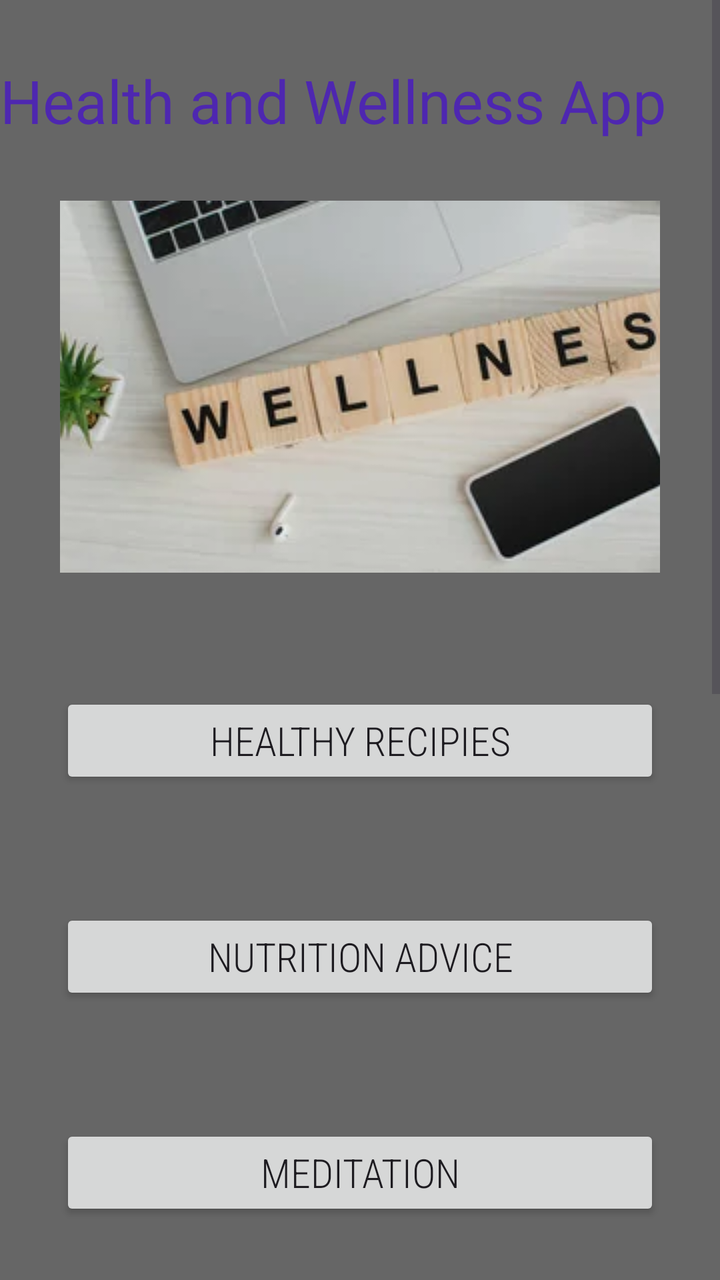
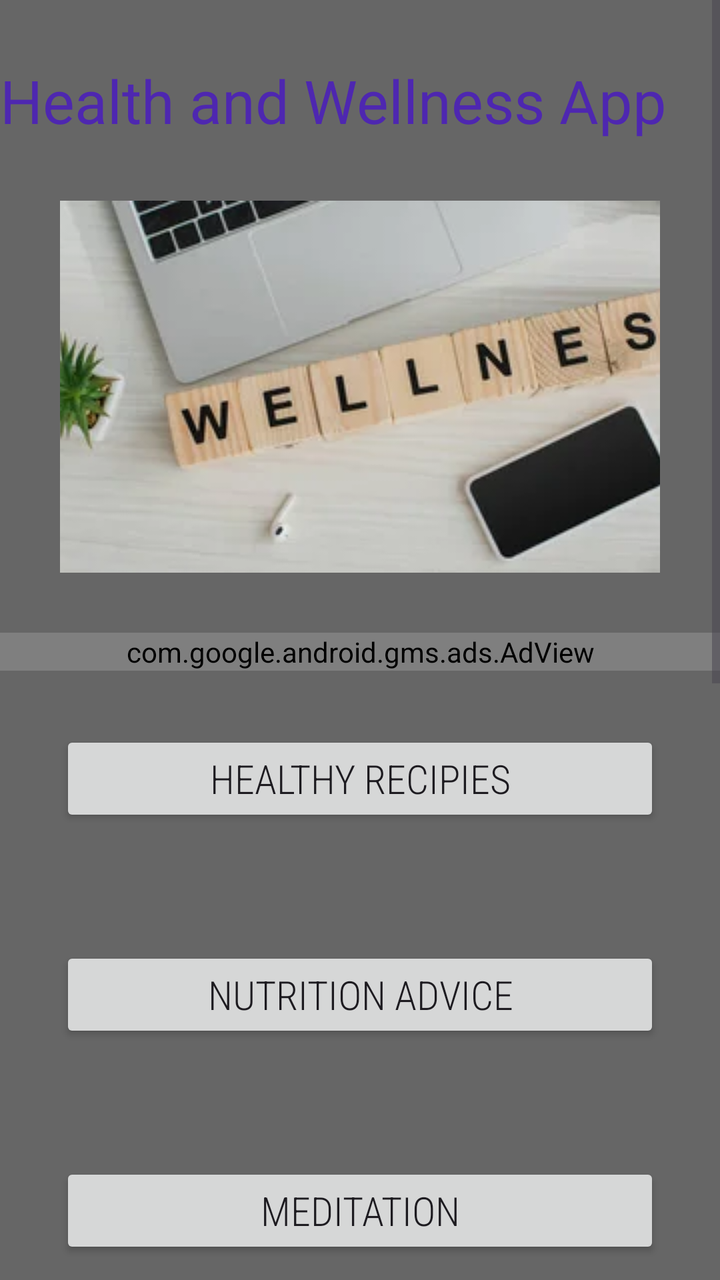

An Android layout rendered at two revisions. The XML below is the earlier revision; the diff shows what the commit changed to produce the second picture.
<!-- AndroidManifest.xml: application theme Theme.Farasi_wellnessApp -->
<!-- res/layout/activity_main.xml -->
<?xml version="1.0" encoding="utf-8"?>
<ScrollView
    xmlns:android="http://schemas.android.com/apk/res/android"
    xmlns:app="http://schemas.android.com/apk/res-auto"
    xmlns:tools="http://schemas.android.com/tools"
    android:id="@+id/main"
    android:layout_width="match_parent"
    android:background="#666"
    android:layout_height="match_parent"
    tools:context=".MainActivity">

    <LinearLayout
        android:layout_width="match_parent"
        android:orientation="vertical"
        android:layout_height="wrap_content">

        <TextView
            android:layout_width="match_parent"
            android:layout_height="wrap_content"
            android:text="Health and Wellness App"
            android:textSize="30sp"
            android:textColor="#4E27B0"
            android:id="@+id/title"
            android:textAlignment="center"
            android:layout_marginTop="30dp"
            />

        <ImageView
            android:layout_width="wrap_content"
            android:layout_height="match_parent"
            android:src="@drawable/image2"
            android:scaleType="centerCrop"
            android:layout_margin="30dp"
            android:id="@+id/image"

            />

        <Button
            android:layout_width="match_parent"
            android:layout_height="wrap_content"
            android:layout_margin="30dp"
            android:text="Healthy Recipies"
            android:fontFamily="sans-serif-condensed-light"
            android:textSize="20dp"
            android:id="@+id/recipies"

            />
        <Button
            android:layout_width="match_parent"
            android:layout_height="wrap_content"
            android:layout_margin="30dp"
            android:text="Nutrition Advice"
            android:fontFamily="sans-serif-condensed-light"
            android:textSize="20dp"
            android:id="@+id/nutrition"

            />

        <Button
            android:layout_width="match_parent"
            android:layout_height="wrap_content"
            android:layout_margin="30dp"
            android:textSize="20dp"
            android:text="Meditation"
            android:fontFamily="sans-serif-condensed-light"
            android:id="@+id/meditation"
            />

        <Button
            android:layout_width="match_parent"
            android:layout_height="wrap_content"
            android:layout_margin="30dp"
            android:text="Hydration Alert"
            android:fontFamily="sans-serif-condensed-light"
            android:textSize="20dp"
            android:id="@+id/hydartion"
            />

        <Button
            android:layout_width="match_parent"
            android:layout_height="wrap_content"
            android:layout_margin="30dp"
            android:text="Start Exercise"
            android:fontFamily="sans-serif-condensed-light"
            android:textSize="20dp"
            android:id="@+id/exercise"
            />

        <Button
            android:layout_width="match_parent"
            android:layout_height="wrap_content"
            android:layout_margin="30dp"
            android:text="Daily Motivation"
            android:fontFamily="sans-serif-condensed-light"
            android:textSize="20dp"
            android:id="@+id/motivation"
            />

        <Button
            android:layout_width="match_parent"
            android:layout_height="wrap_content"
            android:layout_margin="30dp"
            android:text="Weekly Goals"
            android:fontFamily="sans-serif-condensed-light"
            android:textSize="20dp"
            android:id="@+id/goals"
            />


        <Button
            android:layout_width="match_parent"
            android:layout_height="wrap_content"
            android:layout_margin="30dp"
            android:text="Check Progress"
            android:fontFamily="sans-serif-condensed-light"
            android:textSize="20dp"
            android:id="@+id/progress"
            />





    </LinearLayout>

</ScrollView>
<!-- resources referenced by this layout -->
<resources>
  <!-- drawable image2: webp bitmap (drawable, 14398 bytes) -->
  <style name="Theme.Farasi_wellnessApp" parent="Base.Theme.Farasi_wellnessApp" />
  <style name="Base.Theme.Farasi_wellnessApp" parent="Theme.Material3.DayNight.NoActionBar">
          
          
      </style>
</resources>

<!-- the commit's change to res/layout/activity_main.xml (unified diff, before → after) -->
@@ -34,6 +34,14 @@
             android:id="@+id/image"
 
             />
+
+
+        <com.google.android.gms.ads.AdView
+            android:id="@+id/adView"
+            android:layout_width="match_parent"
+            android:layout_height="wrap_content"
+            app:adSize="BANNER"
+            app:adUnitId="ca-app-pub-3940256099942544/6300978111"/>
 
         <Button
             android:layout_width="match_parent"
